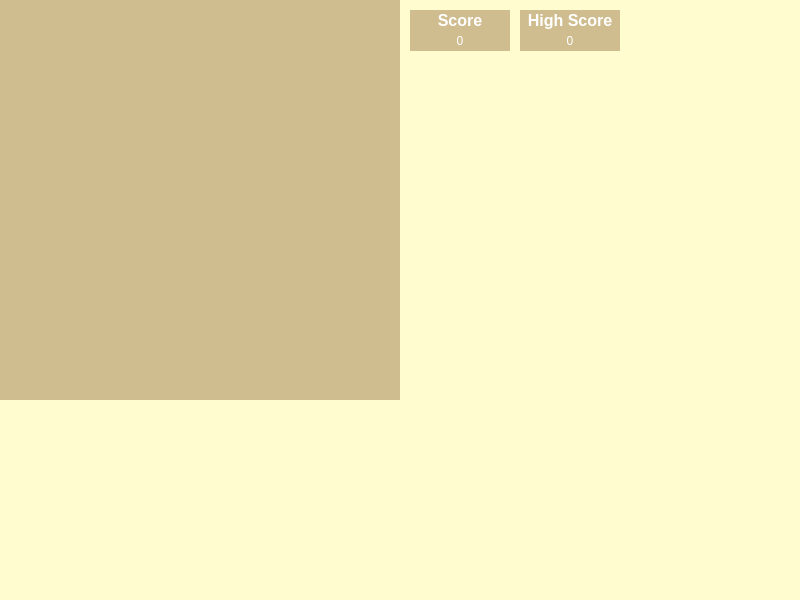
First picture: the form in 2048/dlg_home.ui, repository ElliotHarding/2048, before the edit.
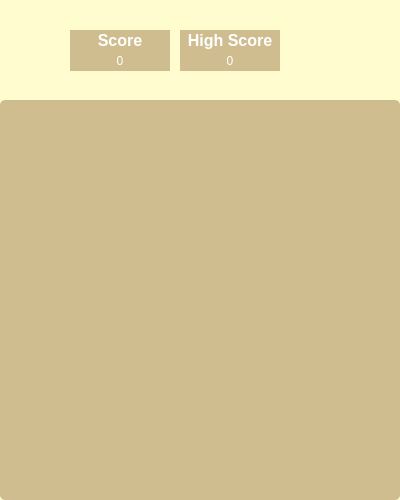
Second picture: the form after the edit. Icons and pictures are not drawn.

What changed in the file:
```diff
--- a/2048/dlg_home.ui
+++ b/2048/dlg_home.ui
@@ -6,8 +6,8 @@
    <rect>
     <x>0</x>
     <y>0</y>
-    <width>800</width>
-    <height>600</height>
+    <width>400</width>
+    <height>500</height>
    </rect>
   </property>
   <property name="focusPolicy">
@@ -23,8 +23,8 @@
    <widget class="QLabel" name="lblScoreValue">
     <property name="geometry">
      <rect>
-      <x>410</x>
-      <y>30</y>
+      <x>70</x>
+      <y>50</y>
       <width>100</width>
       <height>21</height>
      </rect>
@@ -42,8 +42,8 @@
    <widget class="QLabel" name="lblHighScore">
     <property name="geometry">
      <rect>
-      <x>520</x>
-      <y>10</y>
+      <x>180</x>
+      <y>30</y>
       <width>100</width>
       <height>21</height>
      </rect>
@@ -68,8 +68,8 @@
    <widget class="QLabel" name="lblHighScoreValue">
     <property name="geometry">
      <rect>
-      <x>520</x>
-      <y>30</y>
+      <x>180</x>
+      <y>50</y>
       <width>100</width>
       <height>21</height>
      </rect>
@@ -87,8 +87,8 @@
    <widget class="QPushButton" name="btn_restart">
     <property name="geometry">
      <rect>
-      <x>630</x>
-      <y>14</y>
+      <x>290</x>
+      <y>34</y>
       <width>32</width>
       <height>32</height>
      </rect>
@@ -113,8 +113,8 @@
    <widget class="QLabel" name="lblScore">
     <property name="geometry">
      <rect>
-      <x>410</x>
-      <y>10</y>
+      <x>70</x>
+      <y>30</y>
       <width>100</width>
       <height>21</height>
      </rect>
@@ -140,13 +140,13 @@
     <property name="geometry">
      <rect>
       <x>0</x>
-      <y>0</y>
+      <y>100</y>
       <width>400</width>
       <height>400</height>
      </rect>
     </property>
     <property name="styleSheet">
-     <string notr="true">background-color:rgb(207,189,143);color:white;</string>
+     <string notr="true">background-color:rgb(207,189,143);color:white;border-radius: 5px;</string>
     </property>
     <property name="text">
      <string/>
```
